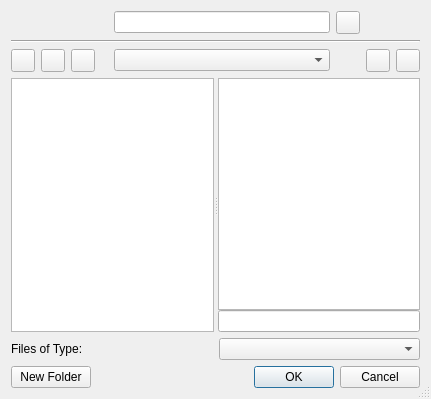
First picture: the form in src/gui/dialogs/qfiledialog.ui, repository arnt/qt-history2, before the edit.
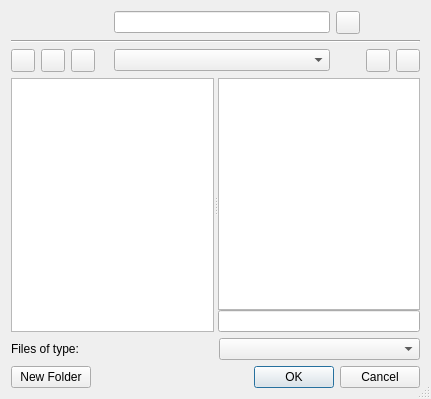
Second picture: the form after the edit. Custom widgets are drawn as their Qt base class.

Commit message:
p4i integration Integrate 255820 from 4.3 to main: Fixes:    don't change the string :)
[git-p4: depot-paths = "//depot/qt/main/": change = 255823]

What changed in the file:
```diff
--- a/src/gui/dialogs/qfiledialog.ui
+++ b/src/gui/dialogs/qfiledialog.ui
@@ -274,7 +274,7 @@
          </sizepolicy>
         </property>
         <property name="text" >
-         <string>Files of Type:</string>
+         <string>Files of type:</string>
         </property>
        </widget>
       </item>
```
